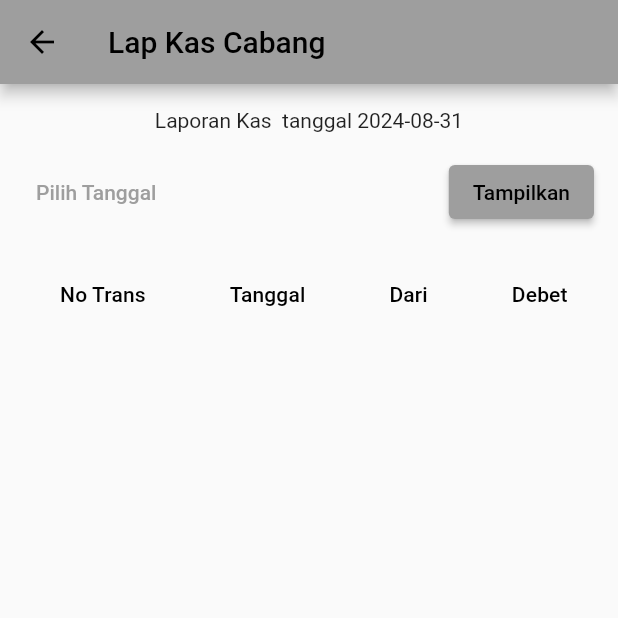
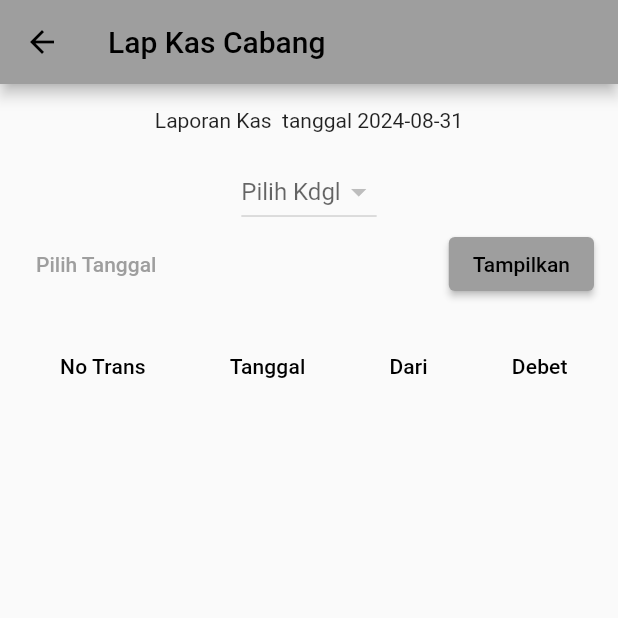
Before and after one commit to nugmoris/pos, a Flutter app: the LapKas screen opened directly with empty values, after a tap on "Tampilkan", on a phone screen of 412 x 824 dp, the top half of it. Run offline on Flutter 3.47's test engine with Material 2 defaults, Android fonts, the phone set to English and light mode, and no system bars; our stand-ins replace google_fonts; missing offline and left inert: android_id, barcode_scan2, blue_thermal_printer, ota_update; network calls fail; statements that could not run were skipped.

Commit message:
lap kas ditambah piihan kdgl

```diff
--- a/lib/lapkas.dart
+++ b/lib/lapkas.dart
@@ -19,6 +19,14 @@ class _LapKasState extends State<LapKas> {
   DateTime selectedDate = DateTime.now();
   List<Map<String, dynamic>> reportData = [];
   bool isLoading = false;
+  List<Map<String, dynamic>> kirabayarData = [];
+  String? selectedKdgl;
+
+  @override
+  void initState() {
+    super.initState();
+    fetchKirabayarData();
+  }
 
   Future<void> _selectDate(BuildContext context) async {
     final DateTime? picked = await showDatePicker(
@@ -38,16 +46,31 @@ class _LapKasState extends State<LapKas> {
     return NumberFormat('#,##0.00', 'en_US').format(double.parse(number));
   }
 
+  Future<void> fetchKirabayarData() async {
+    try {
+      List<Map<String, dynamic>> data = await ApiService.kirabayar(
+        widget.varpbuser,
+        widget.varlks,
+      );
+      setState(() {
+        kirabayarData = data;
+      });
+    } catch (e) {
+      print("Failed to fetch kirabayar data: $e");
+    }
+  }
+
   Future<void> fetchReport() async {
     setState(() {
       isLoading = true;
     });
 
     try {
-      List<Map<String, dynamic>> data = await ApiService.lapkascb(
+      List<Map<String, dynamic>> data = await ApiService.lapkascb2(
         DateFormat('yyyy-MM-dd').format(selectedDate),
         widget.varpbuser,
         widget.varlks,
+        selectedKdgl ?? '',
       );
       setState(() {
         reportData = data;
@@ -73,6 +96,21 @@ class _LapKasState extends State<LapKas> {
           children: [
             Text('Laporan Kas ${widget.varnmlok} tanggal ${DateFormat('yyyy-MM-dd').format(selectedDate)}'),
             SizedBox(height: 16.0),
+            DropdownButton<String>(
+              hint: Text("Pilih Kdgl"),
+              value: selectedKdgl,
+              onChanged: (String? newValue) {
+                setState(() {
+                  selectedKdgl = newValue;
+                });
+              },
+              items: kirabayarData.map<DropdownMenuItem<String>>((Map<String, dynamic> value) {
+                return DropdownMenuItem<String>(
+                  value: value['kdgl'],
+                  child: Text('${value['nmkira']} (${value['kdgl']})'),
+                );
+              }).toList(),
+            ),
             Row(
               mainAxisAlignment: MainAxisAlignment.spaceBetween,
               children: [
@@ -108,7 +146,6 @@ class _LapKasState extends State<LapKas> {
                             return DataRow(
                               cells: [
                                 DataCell(Text(data['notrans'] ?? '')),
-                                //DataCell(Text(DateTime.parse(data['tgl']))),
                                 DataCell(Text(data['tgl'] ?? '')),
                                 DataCell(Text(data['dari'] ?? '')),
                                 DataCell(Text(formatNumber(data['ndebet'] ?? '0.00'))),
--- a/lib/service.dart
+++ b/lib/service.dart
@@ -419,6 +419,26 @@ class ApiService {
     }
   }
 
+  static Future<List<Map<String, dynamic>>> lapkascb2(String tgl1, String user1, String lks1, String kdgl1) async {
+    final url = '$root/api.php?action=LAPKASCB2';
+    final Map<String, String> jsonData = {
+      'user1': user1,
+      'lks1': lks1,
+      'tgl1': tgl1,
+      'kdgl1': kdgl1,
+    };
+
+    var response = await http.post(Uri.parse(url), body: jsonEncode(jsonData), headers: {'Content-Type': 'application/json'});
+
+    if (response.statusCode == 200) {
+      List<dynamic> jsonData = jsonDecode(response.body);
+
+      return List<Map<String, dynamic>>.from(jsonData);
+    } else {
+      throw Exception('Failed to fetch report data');
+    }
+  }
+
   static Future<List<Map<String, dynamic>>> setorkascb(String user1, String lks1, String nrp1, String ket1) async {
     final url = '$root/api.php?action=SETOR';
     final Map<String, String> jsonData = {
@@ -489,6 +509,7 @@ class ApiService {
     var response = await http.post(Uri.parse(url), body: jsonEncode(jsonData), headers: {'Content-Type': 'application/json'});
     if (response.statusCode == 200) {
       List<dynamic> jsonData = jsonDecode(response.body);
+      print(jsonData);
       return List<Map<String, dynamic>>.from(jsonData);
     } else {
       throw Exception('Failed to fetch report data');
```
